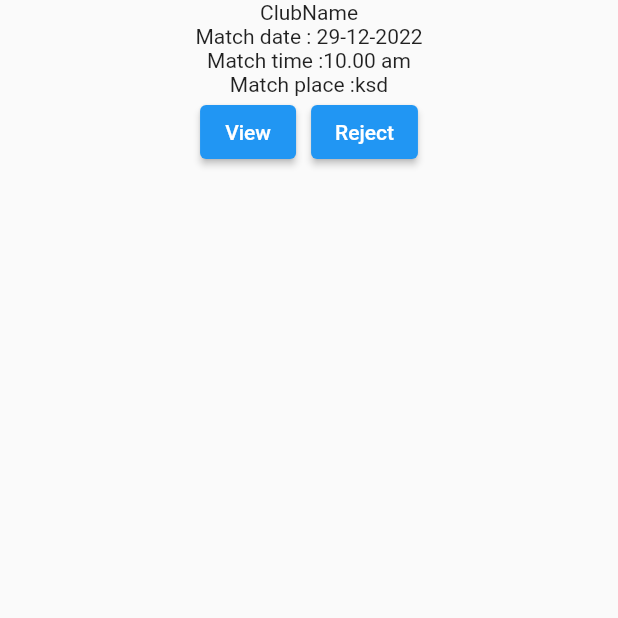
After one commit to fliersclub/FliersClub, a Flutter app: the RefereeHome screen opened directly, on a phone screen of 412 x 824 dp, the top half of it. The commit adds this screen. Run offline on Flutter 3.47's test engine with Material 2 defaults, Android fonts, the phone set to English and light mode, and no system bars; our stand-ins replace carousel_slider, cloud_firestore, firebase_auth, firebase_core, firebase_storage, stop_watch_timer; accounts and stored records are empty; network calls fail.

Commit message:
referee problem

```diff
--- a/lib/screens/ClubScreens/umpire_approved.dart
+++ b/lib/screens/ClubScreens/umpire_approved.dart
@@ -67,7 +67,7 @@ class _UmpireApprovedState extends State<UmpireApproved> {
                   );
                 }));
           } else {
-            return Center(
+            return const Center(
               child: CircularProgressIndicator(),
             );
           }
--- /dev/null
+++ b/lib/screens/RefereeScreens/refereehome.dart
@@ -0,0 +1,49 @@
+import 'package:fliersclub/screens/RefereeScreens/timer_screen.dart';
+import 'package:flutter/material.dart';
+import 'package:flutter/src/widgets/container.dart';
+import 'package:flutter/src/widgets/framework.dart';
+
+class RefereeHome extends StatefulWidget {
+  const RefereeHome({super.key});
+
+  @override
+  State<RefereeHome> createState() => _RefereeHomeState();
+}
+
+class _RefereeHomeState extends State<RefereeHome> {
+  @override
+  Widget build(BuildContext context) {
+    return SafeArea(
+      child: Scaffold(
+        body: Column(children: [
+          Container(
+            decoration: BoxDecoration(borderRadius: BorderRadius.circular(5)),
+            child: Column(children: [
+              Text('ClubName'),
+              Text('Match date : 29-12-2022'),
+              Text('Match time :10.00 am'),
+              Text('Match place :ksd'),
+              Row(
+                mainAxisAlignment: MainAxisAlignment.center,
+                children: [
+                  ElevatedButton(
+                      onPressed: () {
+                        Navigator.push(context,
+                            MaterialPageRoute(builder: ((context) {
+                          return TimerScreen();
+                        })));
+                      },
+                      child: Text('View')),
+                  SizedBox(
+                    width: 10,
+                  ),
+                  ElevatedButton(onPressed: () {}, child: Text('Reject')),
+                ],
+              )
+            ]),
+          )
+        ]),
+      ),
+    );
+  }
+}
--- a/lib/services/auth_methods.dart
+++ b/lib/services/auth_methods.dart
@@ -48,7 +48,9 @@ class AuthMethod {
     try {
       UserCredential cred = await _auth.signInWithEmailAndPassword(
           email: email, password: password);
-
+      print(cred.user!.email);
+      print(cred.user!.uid);
+      print(role);
       DocumentSnapshot snap =
           await _firestore.collection(role).doc(cred.user!.uid).get();
       print('snap is' + snap.data().toString());
```
Also changed, not shown: lib/main.dart (+10 -43 lines), lib/models/referee.dart (+12 -0 lines), lib/screens/AuthScreen/login_screen.dart (+19 -6 lines), lib/screens/ClubScreens/umpire_pending.dart (+10 -5 lines), lib/screens/RefereeScreens/refree_reg_screen.dart (+65 -16 lines).
